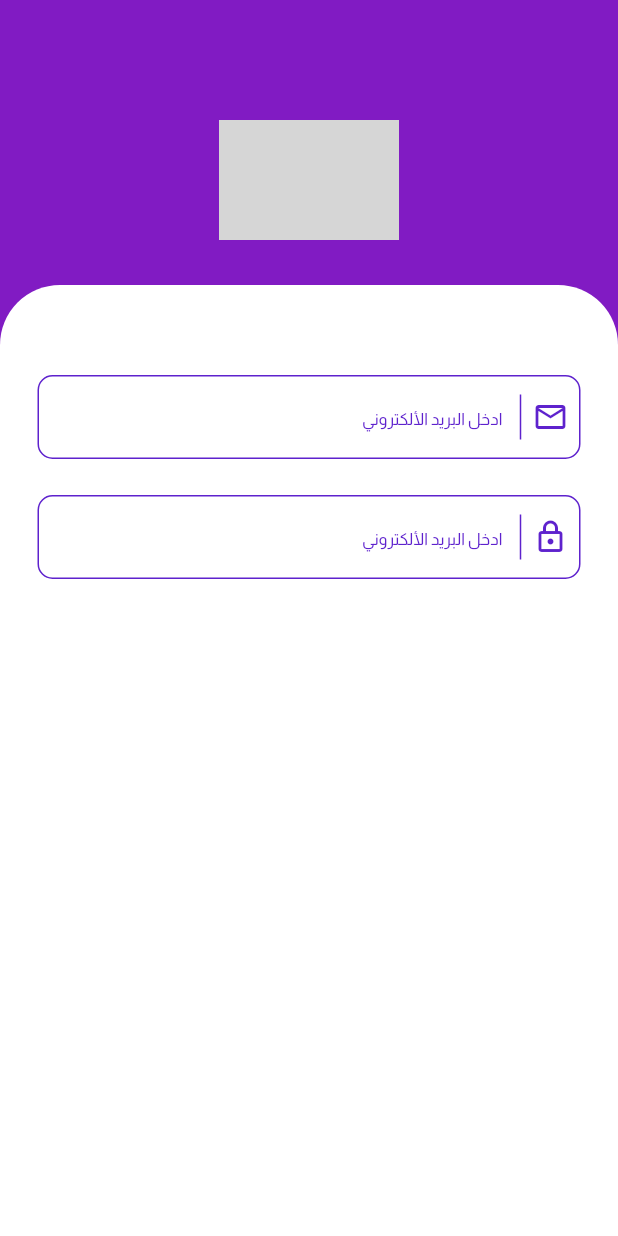
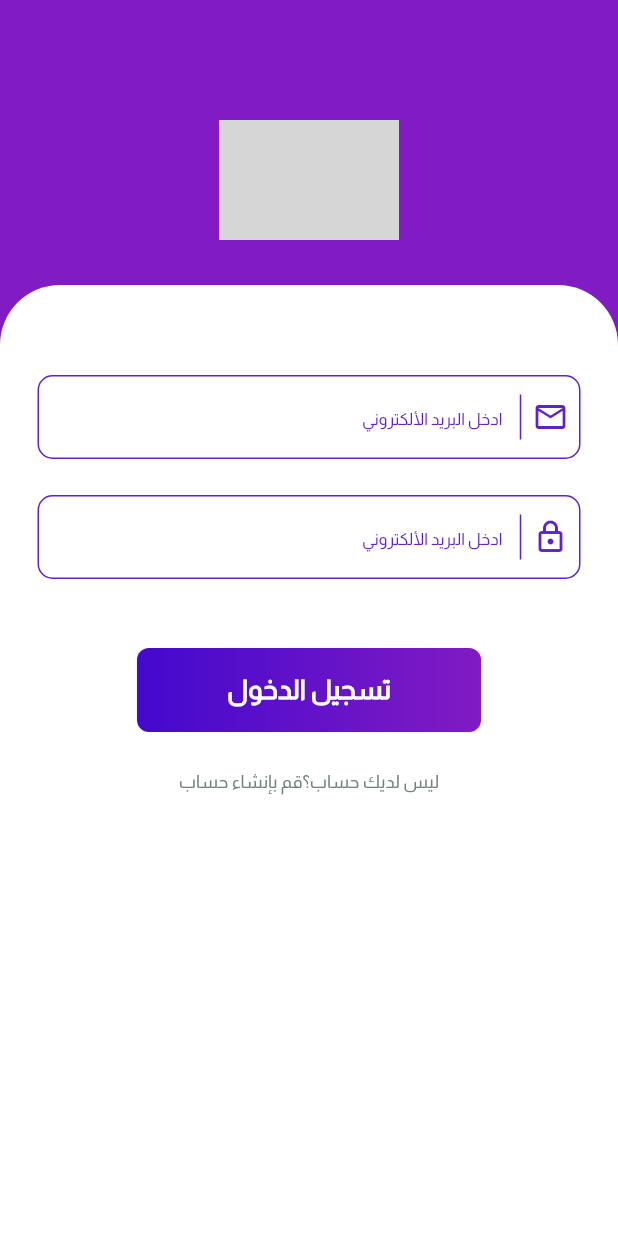
Before and after one commit to Elhaw2003/mr-candy-app, a Flutter app: the LoginScreen screen opened directly, on a phone screen of 412 x 824 dp. Run offline on Flutter 3.47's test engine with Material 3 defaults, Android fonts, the phone set to English and light mode, and no system bars; our stand-ins replace animate_do, smooth_page_indicator; grey boxes are pictures that could not be loaded.

Commit message:
first screen login  design finish

```diff
--- a/lib/core/utilies/app_texts.dart
+++ b/lib/core/utilies/app_texts.dart
@@ -10,4 +10,7 @@ class AppTexts{
   static const String descInOnboarding3 = """هناك حقيقة مثبتة منذ زمن طويل وهي أن المحتوى\n المقروء لصفحة ما سيلهي القارئ عن التركيز على """;
   static const String insertEmail = "ادخل البريد الألكتروني";
   static const String insertPassword = "ادخل كلمة المرور";
+  static const String login = "تسجيل الدخول";
+  static const String haveNotAnyAccount = "ليس لديك حساب؟";
+  static const String createAccount = "قم بإنشاء حساب";
 }
--- a/lib/featuers/login/presentation/views/widgets/login_form.dart
+++ b/lib/featuers/login/presentation/views/widgets/login_form.dart
@@ -1,4 +1,5 @@
 import 'package:flutter/material.dart';
+import 'package:mr_candy_app/core/widgets/custom_button.dart';
 import 'package:mr_candy_app/core/widgets/custom_text_form_field.dart';
 
 import '../../../../../core/utilies/app_colors.dart';
@@ -18,7 +19,7 @@ class LoginForm extends StatelessWidget {
           )
       ),
       child: ListView(
-        padding: EdgeInsets.symmetric(horizontal: 25),
+        padding: const EdgeInsets.symmetric(horizontal: 25),
         children: const [
           SizedBox(height: 60,),
           CustomTextFormField(
@@ -30,6 +31,30 @@ class LoginForm extends StatelessWidget {
             text: AppTexts.insertEmail,
             icon: Icon(Icons.lock_outlined,color: AppColors.mixPurpleAndBlue,),
           ),
+          SizedBox(height: 46,),
+          Center(child: CustomButton(text: AppTexts.login,)),
+          SizedBox(height: 24,),
+          Row(
+            mainAxisAlignment: MainAxisAlignment.center,
+            children: [
+            Text(
+                AppTexts.createAccount,
+              style: TextStyle(
+                color: AppColors.grey,
+                fontWeight: FontWeight.w400,
+                fontSize: 12
+              ),
+            ),
+            Text(
+                AppTexts.haveNotAnyAccount,
+              style: TextStyle(
+                color: AppColors.grey,
+                fontWeight: FontWeight.w400,
+                fontSize: 12
+              ),
+            ),
+          ],
+          )
         ],
       ),
     );
```
